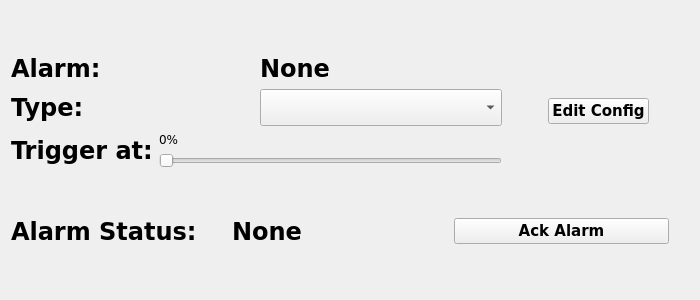
Old version of the form gui/resources/alarm_widget.ui in the repository ashrec04/nmea-ctrl-system.
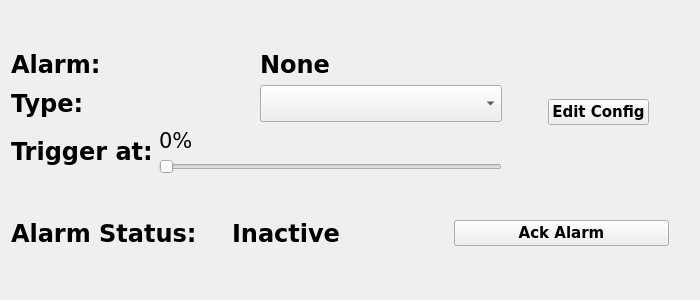
New version of the form.

Commit message: alarm function working

```diff
--- a/gui/resources/alarm_widget.ui
+++ b/gui/resources/alarm_widget.ui
@@ -107,6 +107,7 @@
              <property name="font">
               <font>
                <family>Verdana</family>
+               <pointsize>16</pointsize>
               </font>
              </property>
              <property name="text">
@@ -115,7 +116,16 @@
             </widget>
            </item>
            <item>
-            <widget class="QSlider" name="horizontalSlider">
+           <widget class="QSlider" name="triggerHorizontalSlider">
+             <property name="minimum">
+              <number>0</number>
+             </property>
+             <property name="maximum">
+              <number>100</number>
+             </property>
+             <property name="value">
+              <number>0</number>
+             </property>
              <property name="orientation">
               <enum>Qt::Orientation::Horizontal</enum>
              </property>
@@ -205,7 +215,7 @@
         </font>
        </property>
        <property name="text">
-        <string>None</string>
+        <string>Inactive</string>
        </property>
       </widget>
      </item>
```
Left out of the diff: 4 changed lines with no effect on the pictures. The commit also changes 5 other files.
